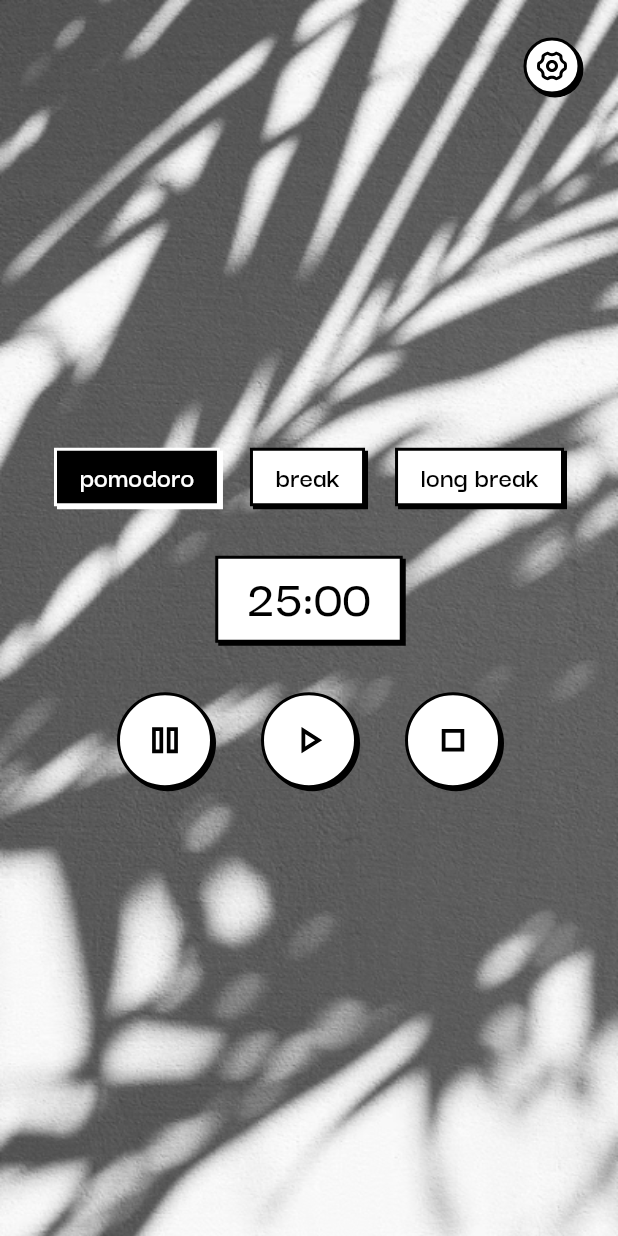
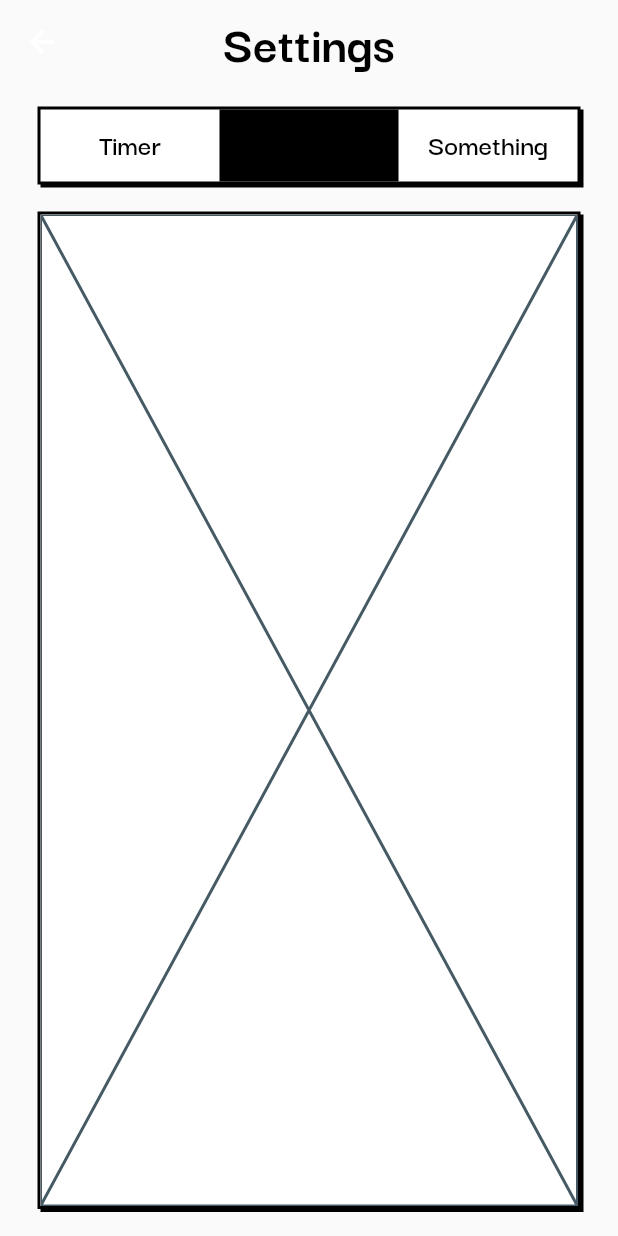
Before and after one commit to letha11/pomodoro_timer, a Flutter app: the screen it shows after launch, after a tap on an icon or button, on a phone screen of 412 x 824 dp. Run offline on Flutter 3.47's test engine with Material 2 defaults, Android fonts, the phone set to English and light mode, and no system bars; our stand-ins replace bloc, dartz, equatable, firebase_core, firebase_crashlytics, flutter_bloc and 5 more; accounts and stored records are empty.

Commit message:
feat: half settings
want to change workspace, my potato laptop sucks, cant handle developing
this application

```diff
--- a/lib/main.dart
+++ b/lib/main.dart
@@ -67,6 +67,11 @@ class App extends StatelessWidget {
             fontWeight: FontWeight.w600, // SemiBold
             color: Colors.black,
           ),
+          titleSmall: TextStyle(
+            fontSize: 16,
+            fontWeight: FontWeight.w500, // SemiBold
+            color: Color(0xFF515151),
+          ),
         ),
       ),
       home: SafeArea(
--- a/lib/timer/presentation/views/home/home.dart
+++ b/lib/timer/presentation/views/home/home.dart
@@ -1,3 +1,4 @@
+import 'package:flutter/cupertino.dart';
 import 'package:flutter/material.dart';
 import 'package:flutter_bloc/flutter_bloc.dart';
 import 'package:flutter_svg/flutter_svg.dart';
@@ -5,6 +6,7 @@ import 'package:flutter_svg/flutter_svg.dart';
 import '../../blocs/timer/timer_bloc.dart';
 import '../../blocs/timer_counter/timer_counter_bloc.dart';
 import '../../widgets/styled_container.dart';
+import '../settings/settings.dart';
 // import 'widgets/counter_widget.dart';
 
 class HomeScreen extends StatelessWidget {
@@ -135,6 +137,7 @@ class _HomeState extends State<Home> {
                 width: 125,
                 text: "25:00",
                 textStyle: Theme.of(context).textTheme.bodyLarge,
+                padding: const EdgeInsets.only(bottom: 5),
               ),
               const SizedBox(height: 33),
               Row(
@@ -180,7 +183,12 @@ class _HomeState extends State<Home> {
           child: StyledContainer(
             padding: const EdgeInsets.all(5),
             borderRadius: 50,
-            onTap: () {},
+            onTap: () => Navigator.push(
+              context,
+              CupertinoPageRoute(
+                builder: (context) => const SettingsScreen(),
+              ),
+            ),
             child: SvgPicture.asset(
               'assets/images/setting.svg',
               width: 24,
--- /dev/null
+++ b/lib/timer/presentation/views/settings/settings.dart
@@ -0,0 +1,88 @@
+// ignore_for_file: prefer_const_constructors
+
+import 'package:flutter/material.dart';
+import 'package:pomodoro_timer/timer/presentation/widgets/styled_container.dart';
+
+import 'sounds.dart';
+import 'timer.dart';
+
+class SettingsScreen extends StatefulWidget {
+  const SettingsScreen({super.key});
+
+  @override
+  State<SettingsScreen> createState() => _SettingsScreenState();
+}
+
+class _SettingsScreenState extends State<SettingsScreen> {
+  final List<String> _tabs = ['Timer', 'Sounds', 'Something'];
+  double heightContainer = 500;
+
+  @override
+  Widget build(BuildContext context) {
+    return SafeArea(
+      child: DefaultTabController(
+        initialIndex: 1,
+        length: 3,
+        child: Scaffold(
+          appBar: AppBar(
+            backgroundColor: Colors.transparent,
+            shadowColor: Colors.transparent,
+            centerTitle: true,
+            title: Text(
+              'Settings',
+              style: Theme.of(context)
+                  .textTheme
+                  .bodyLarge
+                  ?.copyWith(fontWeight: FontWeight.bold),
+            ),
+          ),
+          body: Padding(
+            padding: const EdgeInsets.symmetric(horizontal: 25.0),
+            child: Column(
+              children: [
+                SizedBox(
+                  height: 15,
+                ),
+                StyledContainer(
+                  child: TabBar(
+                    labelStyle: Theme.of(context).textTheme.bodySmall,
+                    unselectedLabelColor: Colors.black,
+                    unselectedLabelStyle: Theme.of(context).textTheme.bodySmall,
+                    indicator: BoxDecoration(
+                      color: Colors.black,
+                    ),
+                    indicatorSize: TabBarIndicatorSize.tab,
+                    overlayColor: MaterialStateProperty.all(Colors.transparent),
+                    tabs: _tabs
+                        .map(
+                          (e) => Tab(
+                            text: e,
+                          ),
+                        )
+                        .toList(),
+                  ),
+                ),
+                Flexible(
+                  // height: heightContainer,
+                  child: Padding(
+                    padding: const EdgeInsets.symmetric(vertical: 18),
+                    child: StyledContainer(
+                      child: TabBarView(
+                        children: const [
+                          TimerSettings(),
+                          SoundsSetting(),
+                          Placeholder(),
+                        ],
+                      ),
+                    ),
+                  ),
+                ),
+              ],
+            ),
+          ),
+
+        ),
+      ),
+    );
+  }
+}
--- /dev/null
+++ b/lib/timer/presentation/views/settings/sounds.dart
@@ -0,0 +1,10 @@
+import 'package:flutter/material.dart';
+
+class SoundsSetting extends StatelessWidget {
+  const SoundsSetting({super.key});
+
+  @override
+  Widget build(BuildContext context) {
+    return const Placeholder();
+  }
+}
--- a/lib/timer/presentation/widgets/styled_container.dart
+++ b/lib/timer/presentation/widgets/styled_container.dart
@@ -9,7 +9,7 @@ class StyledContainer extends StatelessWidget {
     this.textStyle,
     this.onTap,
     this.borderRadius = 0,
-    this.padding = const EdgeInsets.only(bottom: 5),
+    this.padding,
     this.active = false,
   }) : assert(text != null ? child == null : child != null);
 
@@ -19,7 +19,7 @@ class StyledContainer extends StatelessWidget {
   final String? text;
   final TextStyle? textStyle;
   final double borderRadius;
-  final EdgeInsetsGeometry padding;
+  final EdgeInsetsGeometry? padding;
   final void Function()? onTap;
 
   @override
@@ -47,7 +47,7 @@ class StyledContainer extends StatelessWidget {
           borderRadius: BorderRadius.all(Radius.circular(borderRadius)),
           onTap: onTap,
           child: Padding(
-            padding: padding,
+            padding: padding ?? EdgeInsets.zero,
             child: Center(
               child: child ??
                   Text(
```
Also changed, not shown: lib/timer/presentation/views/settings/timer.dart (added, +50 -0 lines).
